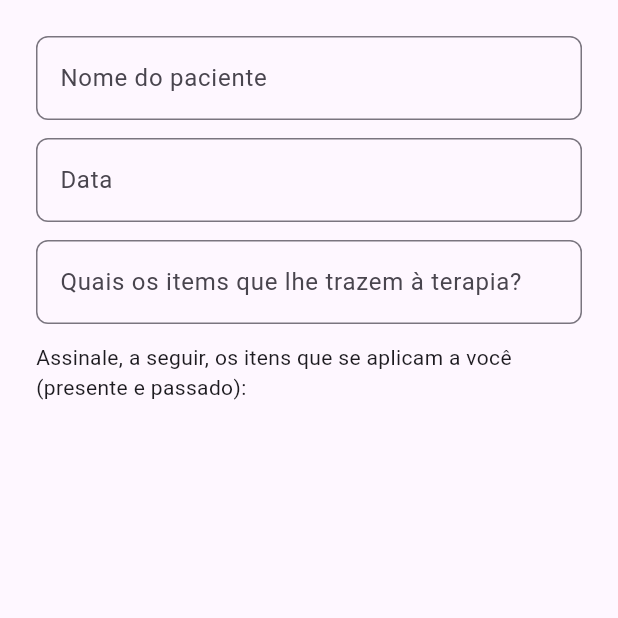
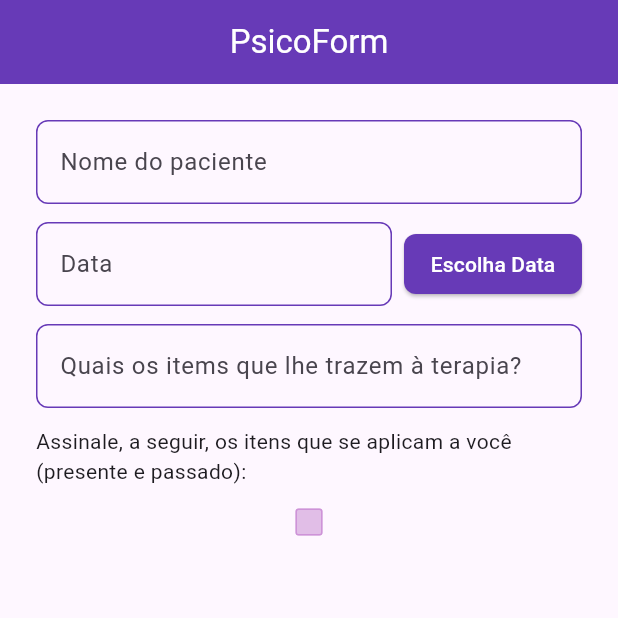
Before and after one commit to GeoGlass/psico-form, a Flutter app: the screen it shows after launch, on a phone screen of 412 x 824 dp, the top half of it. Run offline on Flutter 3.47's test engine with Material 3 defaults, Android fonts, the phone set to English and light mode, and no system bars.

Commit message:
input and checkbox theme

```diff
--- a/lib/main.dart
+++ b/lib/main.dart
@@ -19,11 +19,44 @@ class MyApp extends StatelessWidget {
       theme: ThemeData(
           colorScheme: ColorScheme.fromSeed(seedColor: Colors.deepPurple),
           useMaterial3: true,
-          inputDecorationTheme: InputDecorationTheme(
-              border: OutlineInputBorder(
-            borderSide: BorderSide(color: Colors.deepPurple),
-            borderRadius: BorderRadius.all(Radius.circular(8.0)),
-          ))),
+          inputDecorationTheme: const InputDecorationTheme(
+            enabledBorder: OutlineInputBorder(
+              borderSide: BorderSide(color: Colors.deepPurple),
+              borderRadius: BorderRadius.all(Radius.circular(8.0)),
+            ),
+            focusedBorder: OutlineInputBorder(
+              borderSide: BorderSide(color: Colors.deepPurple),
+              borderRadius: BorderRadius.all(Radius.circular(8.0)),
+            ),
+            disabledBorder: OutlineInputBorder(
+              borderSide: BorderSide(color: Colors.grey),
+              borderRadius: BorderRadius.all(Radius.circular(8.0)),
+            ),
+          ),
+          elevatedButtonTheme: ElevatedButtonThemeData(
+            style: ElevatedButton.styleFrom(
+              padding: const EdgeInsets.all(8.0),
+              backgroundColor: Colors.deepPurple,
+              foregroundColor: Colors.white,
+              shape: RoundedRectangleBorder(borderRadius: BorderRadius.circular(8.0)),
+            ),
+          ),
+          checkboxTheme: CheckboxThemeData(
+            side: MaterialStateBorderSide.resolveWith(
+              (Set<MaterialState> states) {
+                if (states.contains(MaterialState.selected)) return const BorderSide(color: Colors.deepPurple);
+                return BorderSide(color: Colors.purple.shade200);
+              },
+            ),
+            fillColor: MaterialStateColor.resolveWith((Set<MaterialState> states) {
+              if (states.contains(MaterialState.selected)) return Colors.deepPurple;
+              return Colors.purple.shade100;
+            }),
+            checkColor: MaterialStateColor.resolveWith((Set<MaterialState> states) {
+              if (states.contains(MaterialState.selected)) return Colors.white;
+              return Colors.deepPurple;
+            }),
+          )),
       home: const HomePage(),
     );
   }
--- a/lib/pages/home/home_page.dart
+++ b/lib/pages/home/home_page.dart
@@ -1,14 +1,20 @@
 import 'package:flutter/material.dart';
-
-import '../../widgets/app_input.dart';
+import 'package:psico_form/widgets/widgets.dart';
 
 class HomePage extends StatelessWidget {
   const HomePage({super.key});
 
   @override
   Widget build(BuildContext context) {
-    return const Scaffold(
-      body: SafeArea(child: _Body()),
+    return Scaffold(
+      appBar: AppBar(
+        title: const Text("PsicoForm", style: TextStyle(color: Colors.white)),
+        centerTitle: true,
+        backgroundColor: Colors.deepPurple,
+      ),
+      body: const SafeArea(
+        child: _Body(),
+      ),
     );
   }
 }
@@ -22,7 +28,11 @@ class _Body extends StatelessWidget {
       padding: EdgeInsets.all(24.0),
       child: Column(
         mainAxisAlignment: MainAxisAlignment.start,
-        children: [_PatientInfo(), SizedBox(height: 12.0), _ItemsCheckBoxes()],
+        children: [
+          _PatientInfo(),
+          SizedBox(height: 12.0),
+          _ItemsCheckBoxes(),
+        ],
       ),
     );
   }
@@ -41,10 +51,25 @@ class _PatientInfo extends StatelessWidget {
           onChanged: (p0) => {},
         ),
         const SizedBox(height: 12.0),
-        PsicoInput(
-          labelText: "Data",
-          hintText: "Escolha data...",
-          onChanged: (p0) => {},
+        Row(
+          children: [
+            Expanded(
+              flex: 8,
+              child: PsicoInput(
+                labelText: "Data",
+                hintText: "Escolha data...",
+                onChanged: (p0) => {},
+              ),
+            ),
+            const SizedBox(width: 8.0),
+            Expanded(
+              flex: 4,
+              child: ElevatedButton(
+                onPressed: () {},
+                child: const Text('Escolha Data'),
+              ),
+            ),
+          ],
         ),
         const SizedBox(height: 12.0),
         PsicoInput(
@@ -67,6 +92,7 @@ class _ItemsCheckBoxes extends StatelessWidget {
       crossAxisAlignment: CrossAxisAlignment.center,
       children: [
         Text("Assinale, a seguir, os itens que se aplicam a você (presente e passado):"),
+        PsicoCheckbox(),
       ],
     );
   }
--- /dev/null
+++ b/lib/widgets/psico_checkbox.dart
@@ -0,0 +1,24 @@
+import 'package:flutter/material.dart';
+
+class PsicoCheckbox extends StatefulWidget {
+  const PsicoCheckbox({super.key});
+
+  @override
+  State<PsicoCheckbox> createState() => _CheckboxExampleState();
+}
+
+class _CheckboxExampleState extends State<PsicoCheckbox> {
+  bool isChecked = false;
+
+  @override
+  Widget build(BuildContext context) {
+    return Checkbox(
+      value: isChecked,
+      onChanged: (bool? value) {
+        setState(() {
+          isChecked = value!;
+        });
+      },
+    );
+  }
+}
--- a/lib/widgets/app_input.dart
+++ b/lib/widgets/psico_input.dart
@@ -5,18 +5,22 @@ class PsicoInput extends StatelessWidget {
     super.key,
     final String? labelText,
     final String? hintText,
+    final bool? enabled,
     required final Function(String) onChanged,
   })  : _labelText = labelText,
         _hintText = hintText,
+        _enabled = enabled,
         _onChanged = onChanged;
 
   final String? _labelText;
   final String? _hintText;
+  final bool? _enabled;
   final Function(String) _onChanged;
 
   @override
   Widget build(BuildContext context) {
     return TextFormField(
+      enabled: _enabled,
       onChanged: _onChanged,
       decoration: InputDecoration(
         labelText: _labelText,
--- /dev/null
+++ b/lib/widgets/widgets.dart
@@ -0,0 +1,2 @@
+export 'psico_input.dart';
+export 'psico_checkbox.dart';
```
